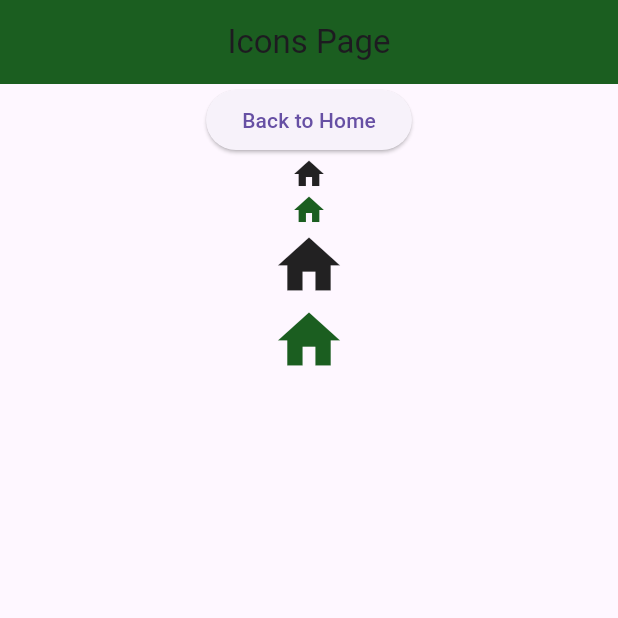
After one commit to PlaceHolderHere/cheatSheets, a Flutter app: the screen it shows after launch, after a tap on "Go to 5. Icons", on a phone screen of 412 x 824 dp, the top half of it. The commit adds this screen. Run offline on Flutter 3.47's test engine with Material 3 defaults, Android fonts, the phone set to English and light mode, and no system bars; network calls fail.

Commit message:
Added 5.icons to fluttercheatsheet

```diff
--- a/fluttercheatsheet/lib/pages/1.home.dart
+++ b/fluttercheatsheet/lib/pages/1.home.dart
@@ -7,6 +7,7 @@ import '4.layout/4.3.row.dart';
 import '4.layout/4.4.center.dart';
 import '4.layout/4.5.stack.dart';
 import '4.layout/4.6.padding.dart';
+import '5.icons.dart';
 
 class HomePage extends StatelessWidget {
   const HomePage({super.key});
@@ -110,6 +111,18 @@ class HomePage extends StatelessWidget {
               },
               child: const Text('Go to 4.6.Padding'),
             ),
+
+
+            // === 5. Icons === //
+            ElevatedButton(
+              onPressed: () {
+                Navigator.push(
+                  context,
+                  MaterialPageRoute(builder: (context) => const IconsPage()),
+                );
+              },
+              child: const Text('Go to 5. Icons'),
+            ),
           ],
         ),
       ),
--- /dev/null
+++ b/fluttercheatsheet/lib/pages/5.icons.dart
@@ -0,0 +1,60 @@
+import 'package:flutter/material.dart';
+
+class IconsPage extends StatelessWidget{
+  const IconsPage({super.key});
+
+  @override
+  Widget build(BuildContext context) {
+    return MaterialApp(
+      debugShowCheckedModeBanner: false, // Removes the debug banner
+
+      // Widgets are stored here in the "Widget Tree"
+      home: Scaffold(
+        appBar: AppBar(
+          title: Center(
+            child: Text("Icons Page")
+          ),
+          backgroundColor: Colors.green[900], // Example of built in colors
+        ),
+        body: Center(
+          child: Column(
+            children:[
+              ElevatedButton(
+                onPressed: () {
+                  // Go back to the previous page
+                  Navigator.pop(context);
+                },
+                child: const Text('Back to Home'),
+              ),
+
+              // === Icons === //
+              // Just an Icon //
+              Icon(
+                Icons.home,
+              ),
+
+              // Optional Color Parameter //
+              Icon(
+                Icons.home,
+                color: Colors.green[900], // Example of using an optional color
+              ),
+
+              // Optional Size Parameter //
+              Icon(
+                Icons.home,
+                size: 50.0, // Example of using an optional size
+              ),
+
+              // Example //
+              Icon(
+                Icons.home,
+                color: Colors.green[900], // Example of using an optional color
+                size: 50.0, // Example of using an optional size
+              )
+            ]
+          )
+        ),
+      )
+    );
+  }
+}
```
